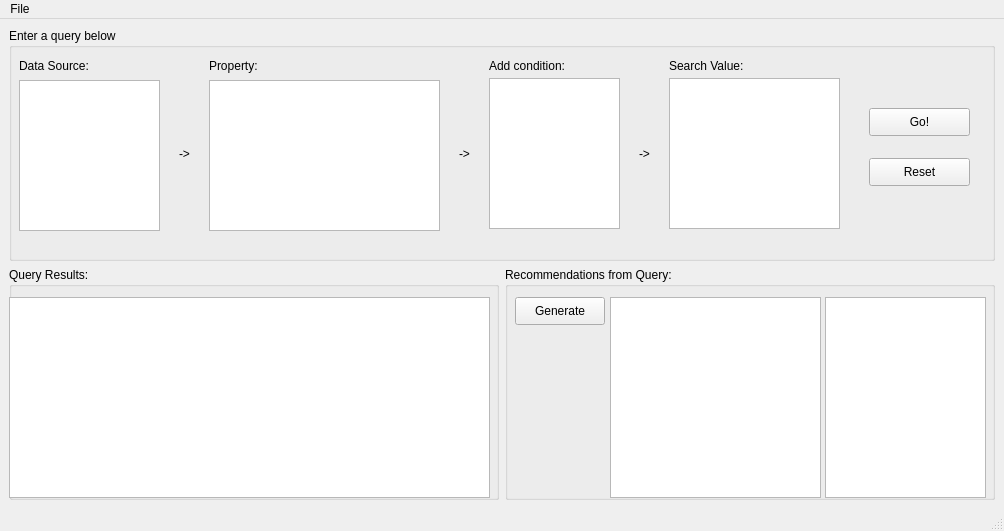
This is ui/Mockup_UI_query_program.ui in WSU-CPTS415-ParquetParkour/Amazon-CoPurchasing as Qt 5 draws it before an edit. The edited form follows.
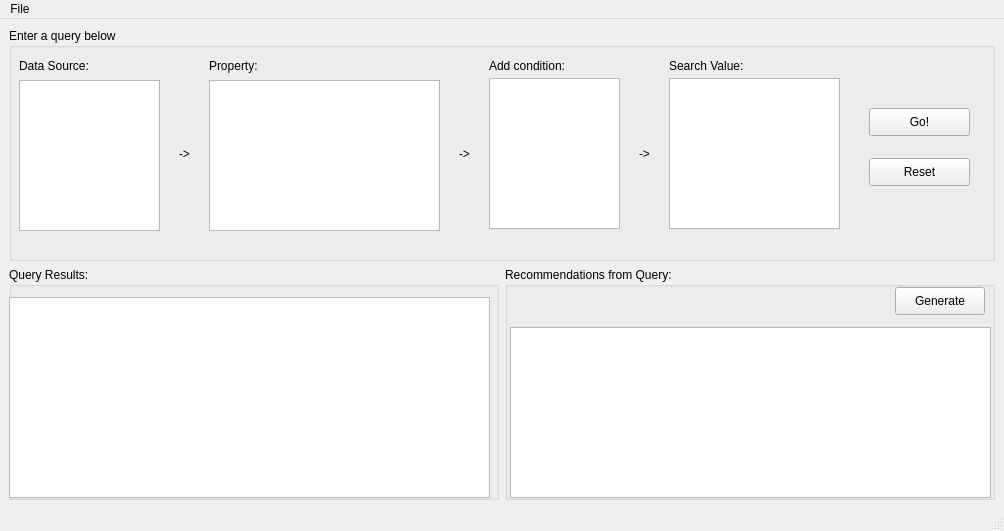
This is the edited form.

Commit message: Switching cf results over to table widget

The edit to the form file:
```diff
--- a/ui/Mockup_UI_query_program.ui
+++ b/ui/Mockup_UI_query_program.ui
@@ -26,8 +26,8 @@
       <widget class="QPushButton" name="btn_gen_cf_recs">
        <property name="geometry">
         <rect>
-         <x>10</x>
-         <y>30</y>
+         <x>390</x>
+         <y>20</y>
          <width>90</width>
          <height>28</height>
         </rect>
@@ -36,23 +36,13 @@
         <string>Generate</string>
        </property>
       </widget>
-      <widget class="QListWidget" name="lst_cf_recs">
-       <property name="geometry">
-        <rect>
-         <x>320</x>
-         <y>30</y>
-         <width>161</width>
-         <height>201</height>
-        </rect>
-       </property>
-      </widget>
       <widget class="QTableWidget" name="tbl_cf_recs">
        <property name="geometry">
         <rect>
-         <x>105</x>
-         <y>30</y>
-         <width>211</width>
-         <height>201</height>
+         <x>5</x>
+         <y>60</y>
+         <width>481</width>
+         <height>171</height>
         </rect>
        </property>
        <property name="alternatingRowColors">
```
The commit also changes 1 other file.
